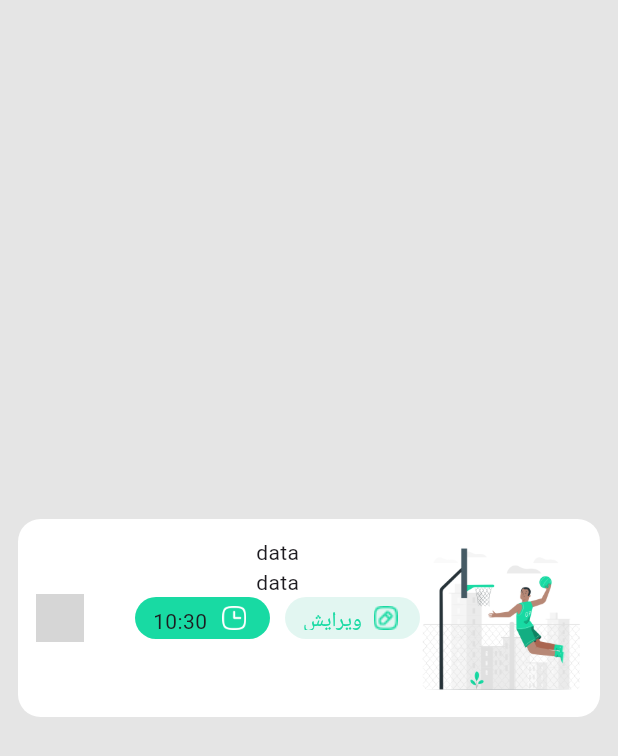
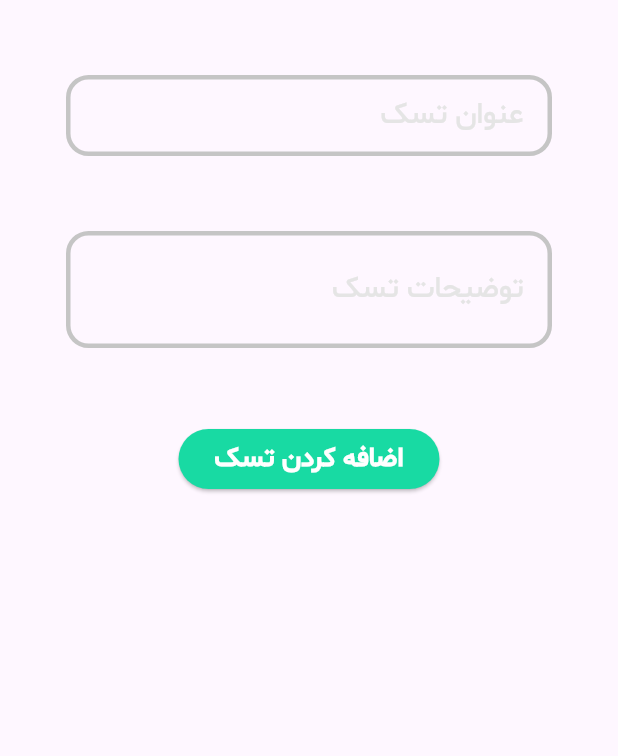
Before and after one commit to cyrus4u/note, a Flutter app: the screen it shows after launch, on a phone screen of 412 x 824 dp. Shown: the top 756 px of the screen. Run offline on Flutter 3.47's test engine with Material 3 defaults, Android fonts, the phone set to English and light mode, and no system bars; our stand-ins replace hive_flutter; missing offline and left inert: msh_checkbox; accounts and stored records are empty; grey boxes are pictures that could not be loaded.

Commit message:
task-model

```diff
--- /dev/null
+++ b/lib/add_task_screen.dart
@@ -0,0 +1,128 @@
+import 'package:flutter/material.dart';
+import 'package:note_application_6/constants/custom_color.dart';
+
+class AddTaskScreen extends StatefulWidget {
+  const AddTaskScreen({super.key});
+
+  @override
+  State<AddTaskScreen> createState() => _AddTaskScreenState();
+}
+
+class _AddTaskScreenState extends State<AddTaskScreen> {
+  FocusNode negahban1 = FocusNode();
+  FocusNode negahban2 = FocusNode();
+  @override
+  void initState() {
+    // TODO: implement initState
+    super.initState();
+    negahban1.addListener(() {
+      setState(() {});
+    });
+    negahban2.addListener(() {
+      setState(() {});
+    });
+  }
+
+  @override
+  Widget build(BuildContext context) {
+    return Scaffold(
+      body: SafeArea(
+        child: Center(
+          child: Column(
+            children: [
+              SizedBox(height: 50),
+              Padding(
+                padding: EdgeInsets.symmetric(horizontal: 44),
+                child: Directionality(
+                  textDirection: TextDirection.rtl,
+                  child: TextField(
+                    focusNode: negahban1,
+                    decoration: InputDecoration(
+                      contentPadding: EdgeInsets.symmetric(
+                        horizontal: 15,
+                        vertical: 15,
+                      ),
+                      labelText: 'عنوان تسک',
+                      labelStyle: TextStyle(
+                        fontSize: 20,
+                        color: negahban1.hasFocus
+                            ? CustomColor.green
+                            : CustomColor.grey,
+                      ),
+                      enabledBorder: OutlineInputBorder(
+                        borderRadius: BorderRadius.all(Radius.circular(15)),
+                        borderSide: BorderSide(
+                          color: Color(0xffC5C5C5),
+                          width: 3.0,
+                        ),
+                      ),
+                      focusedBorder: OutlineInputBorder(
+                        borderRadius: BorderRadius.all(Radius.circular(15)),
+                        borderSide: BorderSide(
+                          width: 3,
+                          color: CustomColor.green,
+                        ),
+                      ),
+                    ),
+                  ),
+                ),
+              ),
+              SizedBox(height: 50),
+              Padding(
+                padding: EdgeInsets.symmetric(horizontal: 44),
+                child: Directionality(
+                  textDirection: TextDirection.rtl,
+                  child: TextField(
+                    maxLines: 2,
+                    focusNode: negahban2,
+                    decoration: InputDecoration(
+                      contentPadding: EdgeInsets.symmetric(
+                        horizontal: 15,
+                        vertical: 15,
+                      ),
+                      labelText: 'توضیحات تسک',
+                      labelStyle: TextStyle(
+                        fontSize: 20,
+                        color: negahban2.hasFocus
+                            ? CustomColor.green
+                            : CustomColor.grey,
+                      ),
+                      enabledBorder: OutlineInputBorder(
+                        borderRadius: BorderRadius.all(Radius.circular(15)),
+                        borderSide: BorderSide(
+                          color: Color(0xffC5C5C5),
+                          width: 3.0,
+                        ),
+                      ),
+                      focusedBorder: OutlineInputBorder(
+                        borderRadius: BorderRadius.all(Radius.circular(15)),
+                        borderSide: BorderSide(
+                          width: 3,
+                          color: CustomColor.green,
+                        ),
+                      ),
+                    ),
+                  ),
+                ),
+              ),
+               SizedBox(height: 50),
+              ElevatedButton(
+                style: ElevatedButton.styleFrom(
+                  backgroundColor: CustomColor.green,
+                ),
+                onPressed: () {},
+                child: Text(
+                  'اضافه کردن تسک',
+                  style: Theme.of(context).textTheme.headlineMedium!.copyWith(
+                    fontSize: 18,
+                    fontWeight: FontWeight.bold,
+                  ),
+                ),
+              ),
+            ],
+          ),
+        ),
+      ),
+    );
+  }
+}
--- a/lib/home_screen.dart
+++ b/lib/home_screen.dart
@@ -19,8 +19,12 @@ class _HomeScreenState extends State<HomeScreen> {
   Widget build(BuildContext context) {
     return Scaffold(
       backgroundColor: CustomColor.grey,
-      body: Center(
-        child: Container(
+      body: Center(child: getTaskItem()),
+    );
+  }
+
+  Container getTaskItem() {
+    return Container(
       margin: EdgeInsets.symmetric(horizontal: 12),
       height: 132,
       width: double.infinity,
@@ -30,8 +34,21 @@ class _HomeScreenState extends State<HomeScreen> {
       ),
       child: Padding(
         padding: const EdgeInsets.all(12.0),
-            child: Row(
+        child: getMainContent(),
+      ),
+    );
+  }
+
+  Row getMainContent() {
+    return Row(
       mainAxisAlignment: MainAxisAlignment.end,
+      children: [
+        Expanded(
+          child: Column(
+            crossAxisAlignment: CrossAxisAlignment.end,
+            children: [
+              Row(
+                mainAxisAlignment: MainAxisAlignment.spaceBetween,
                 children: [
                   MSHCheckbox(
                     size: 32,
@@ -46,12 +63,24 @@ class _HomeScreenState extends State<HomeScreen> {
                       });
                     },
                   ),
+                  Text('ورزش'),
+                ],
+              ),
+              Text('کردن'),
               Spacer(),
-                Column(
-                  children: [
-                    Text('data'),
-                    Text('data'),
-                    Row(
+              getTimeAndEditBadges(),
+            ],
+          ),
+        ),
+        SizedBox(width: 20),
+
+        Image.asset('images/workout.png'),
+      ],
+    );
+  }
+
+  Row getTimeAndEditBadges() {
+    return Row(
       children: [
         Container(
           width: 90,
@@ -61,10 +90,7 @@ class _HomeScreenState extends State<HomeScreen> {
             borderRadius: BorderRadius.circular(18),
           ),
           child: Padding(
-                            padding: const EdgeInsets.symmetric(
-                              vertical: 6.0,
-                              horizontal: 12,
-                            ),
+            padding: const EdgeInsets.symmetric(vertical: 6.0, horizontal: 12),
             child: Row(
               children: [
                 Text('10:30'),
@@ -74,7 +100,7 @@ class _HomeScreenState extends State<HomeScreen> {
             ),
           ),
         ),
-                       SizedBox(width: 10,),
+        SizedBox(width: 10),
         Container(
           width: 90,
           height: 28,
@@ -83,32 +109,17 @@ class _HomeScreenState extends State<HomeScreen> {
             borderRadius: BorderRadius.circular(18),
           ),
           child: Padding(
-                            padding: const EdgeInsets.symmetric(
-                              vertical: 6.0,
-                              horizontal: 12,
-                            ),
+            padding: const EdgeInsets.symmetric(vertical: 6.0, horizontal: 12),
             child: Row(
               children: [
-                                Text(
-                                  'ویرایش',
-                                  style: TextStyle(color: CustomColor.green),
-                                ),
-                                SizedBox(width: 8),
+                Text('ویرایش', style: TextStyle(color: CustomColor.green)),
+                SizedBox(width: 6),
                 Image.asset('images/icon_edit.png'),
               ],
             ),
           ),
         ),
       ],
-                    ),
-                  ],
-                ),
-                Image.asset('images/workout.png'),
-              ],
-            ),
-          ),
-        ),
-      ),
     );
   }
 }
--- a/lib/main.dart
+++ b/lib/main.dart
@@ -1,11 +1,15 @@
 import 'package:flutter/material.dart';
 import 'package:hive_flutter/hive_flutter.dart';
+import 'package:note_application_6/add_task_screen.dart';
+import 'package:note_application_6/constants/custom_color.dart';
 import 'package:note_application_6/home_screen.dart';
+import 'package:note_application_6/task.dart';
 
 void main() async {
   WidgetsFlutterBinding.ensureInitialized();
   await Hive.initFlutter();
-
+  Hive.registerAdapter(TaskAdapter());
+  await Hive.openBox<Task>('taskBox');
 
   runApp(Application());
 }
@@ -15,6 +19,15 @@ class Application extends StatelessWidget {
 
   @override
   Widget build(BuildContext context) {
-    return MaterialApp(debugShowCheckedModeBanner: false, home: HomeScreen());
+    return MaterialApp(
+      debugShowCheckedModeBanner: false,
+      theme: ThemeData(
+        fontFamily: 'SM',
+        textTheme: TextTheme(
+          headlineMedium: TextStyle(color: CustomColor.white, fontSize: 16),
+        ),
+      ),
+      home: AddTaskScreen(),
+    );
   }
 }
--- /dev/null
+++ b/lib/task.dart
@@ -0,0 +1,11 @@
+import 'package:hive_flutter/hive_flutter.dart';
+part 'task.g.dart';
+
+@HiveType(typeId: 1)
+class Task {
+  @HiveField(0)
+  String title;
+  @HiveField(1)
+  String subTitle;
+  Task({required this.title, required this.subTitle});
+}
```
Also changed, not shown: pubspec.yaml (+4 -4 lines), fonts/ShabnamMedium.ttf (added), lib/task.g.dart (added). Lines whose indentation alone changed are shown as unchanged.
